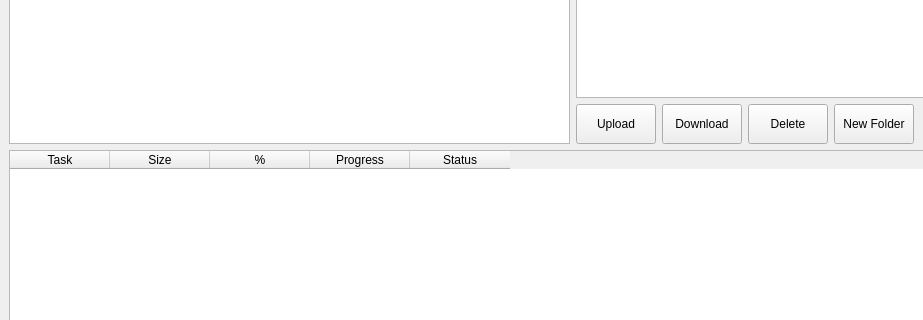
Before: the Qt Designer form mainwindow.ui in spellr/glacier-client, drawn with Qt 5; both pictures show x 0 to 923 and y 171 to 491 of the 1146 by 686 pixel window.
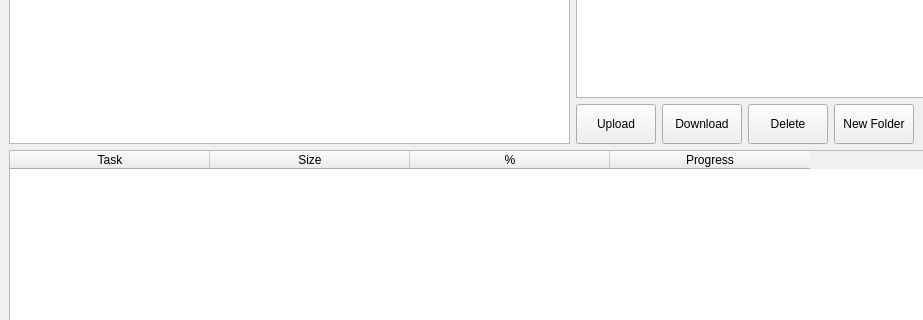
After: the same form once the commit is applied.

Diff of the .ui file:
```diff
--- a/mainwindow.ui
+++ b/mainwindow.ui
@@ -268,6 +268,12 @@
           <height>0</height>
          </size>
         </property>
+        <property name="columnCount">
+         <number>4</number>
+        </property>
+        <attribute name="horizontalHeaderDefaultSectionSize">
+         <number>200</number>
+        </attribute>
         <column>
          <property name="text">
           <string>Task</string>
@@ -288,11 +294,6 @@
           <string>Progress</string>
          </property>
         </column>
-        <column>
-         <property name="text">
-          <string>Status</string>
-         </property>
-        </column>
        </widget>
       </item>
      </layout>
```
Left out of the diff: 2 changed lines with no effect on the pictures.
